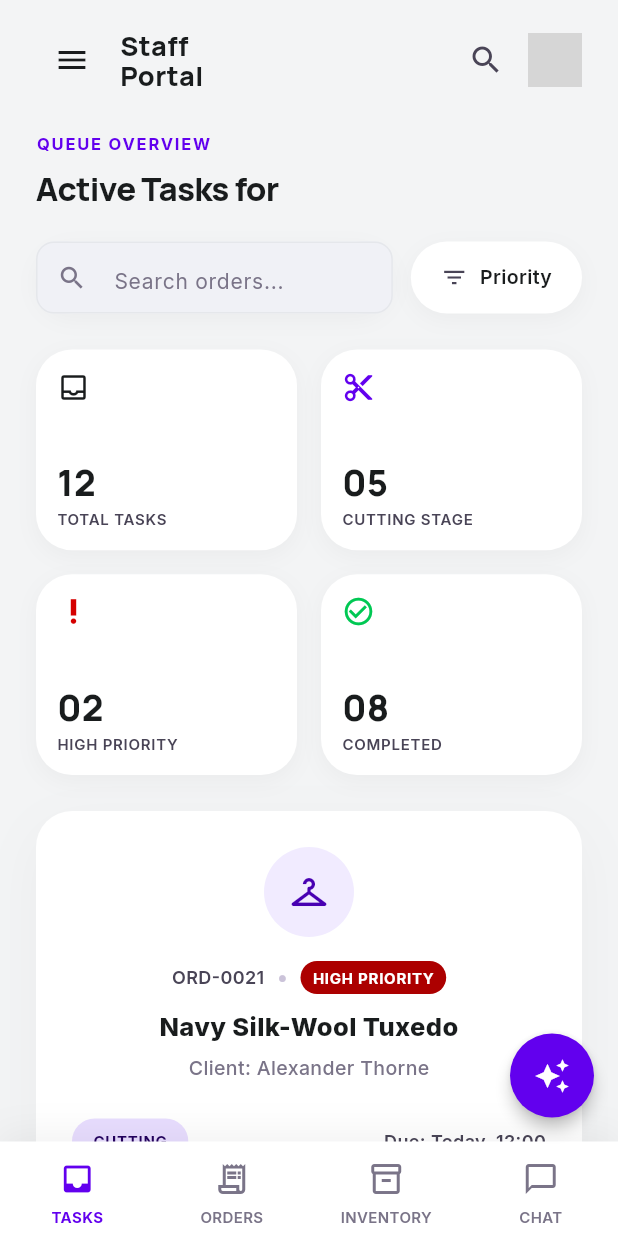
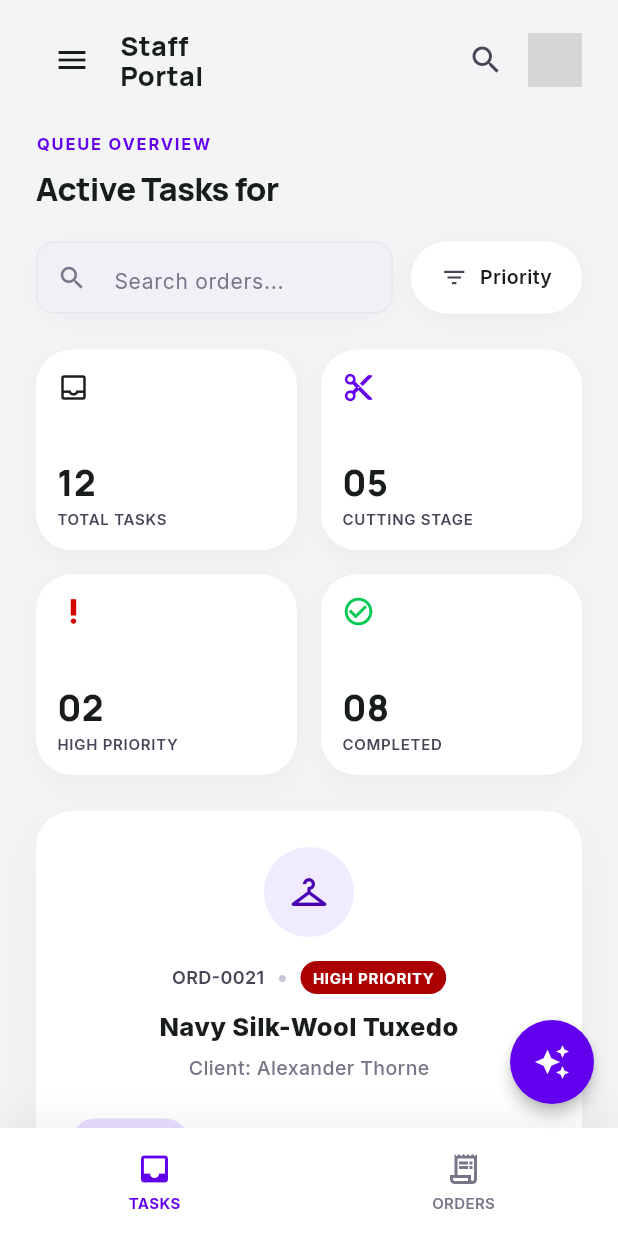
Before and after one commit to sharad8855/clothes, a Flutter app: the HelloScreen screen opened directly, on a phone screen of 412 x 824 dp. Run offline on Flutter 3.47's test engine with Material 3 defaults, Android fonts, the phone set to English and light mode, and no system bars; our stand-ins replace google_fonts, shared_preferences; accounts and stored records are empty; network calls fail; grey boxes are pictures that could not be loaded.

Commit message:
worked on correct sidbar

```diff
--- a/lib/screens/home/hello_screen.dart
+++ b/lib/screens/home/hello_screen.dart
@@ -609,6 +609,7 @@ class HelloScreen extends StatelessWidget {
 
   Widget _buildBottomNavigationBar(BuildContext context) {
     return Container(
+      height: 72,
       decoration: BoxDecoration(
         color: Colors.white,
         boxShadow: [
@@ -619,42 +620,63 @@ class HelloScreen extends StatelessWidget {
           ),
         ],
       ),
-      child: BottomNavigationBar(
-        elevation: 0,
-        backgroundColor: Colors.transparent,
-        type: BottomNavigationBarType.fixed,
-        selectedItemColor: const Color(0xFF6200EE),
-        unselectedItemColor: const Color(0xFF7A7488),
-        selectedLabelStyle: GoogleFonts.inter(fontSize: 10, fontWeight: FontWeight.w700, height: 1.5),
-        unselectedLabelStyle: GoogleFonts.inter(fontSize: 10, fontWeight: FontWeight.w600, height: 1.5),
-        onTap: (index) {
-          if (index == 1) {
-            Navigator.push(
-              context,
-              MaterialPageRoute(
-                builder: (context) => const StaffOrderScreen(),
-              ),
-            );
-          }
-        },
-        items: const [
-          BottomNavigationBarItem(
-            icon: Padding(padding: EdgeInsets.only(bottom: 6, top: 8), child: Icon(Icons.inbox)),
+      child: Row(
+        children: [
+          _buildNavItem(
+            context: context,
+            icon: Icons.inbox,
             label: 'TASKS',
+            isActive: true,
+            onTap: () {},
           ),
-          BottomNavigationBarItem(
-            icon: Padding(padding: EdgeInsets.only(bottom: 6, top: 8), child: Icon(Icons.receipt_long_outlined)),
+          _buildNavItem(
+            context: context,
+            icon: Icons.receipt_long_outlined,
             label: 'ORDERS',
-          ),
-          BottomNavigationBarItem(
-            icon: Padding(padding: EdgeInsets.only(bottom: 6, top: 8), child: Icon(Icons.inventory_2_outlined)),
-            label: 'INVENTORY',
-          ),
-          BottomNavigationBarItem(
-            icon: Padding(padding: EdgeInsets.only(bottom: 6, top: 8), child: Icon(Icons.chat_bubble_outline)),
-            label: 'CHAT',
+            isActive: false,
+            onTap: () {
+              Navigator.push(
+                context,
+                MaterialPageRoute(
+                  builder: (context) => const StaffOrderScreen(),
+                ),
+              );
+            },
           ),
         ],
+      ),
+    );
+  }
+
+  Widget _buildNavItem({
+    required BuildContext context,
+    required IconData icon,
+    required String label,
+    required bool isActive,
+    required VoidCallback onTap,
+  }) {
+    return Expanded(
+      child: InkWell(
+        onTap: onTap,
+        child: Column(
+          mainAxisAlignment: MainAxisAlignment.center,
+          children: [
+            Icon(
+              icon,
+              size: 24,
+              color: isActive ? const Color(0xFF6200EE) : const Color(0xFF7A7488),
+            ),
+            const SizedBox(height: 4),
+            Text(
+              label,
+              style: GoogleFonts.inter(
+                fontSize: 10,
+                fontWeight: isActive ? FontWeight.w700 : FontWeight.w600,
+                color: isActive ? const Color(0xFF6200EE) : const Color(0xFF7A7488),
+              ),
+            ),
+          ],
+        ),
       ),
     );
   }
```
